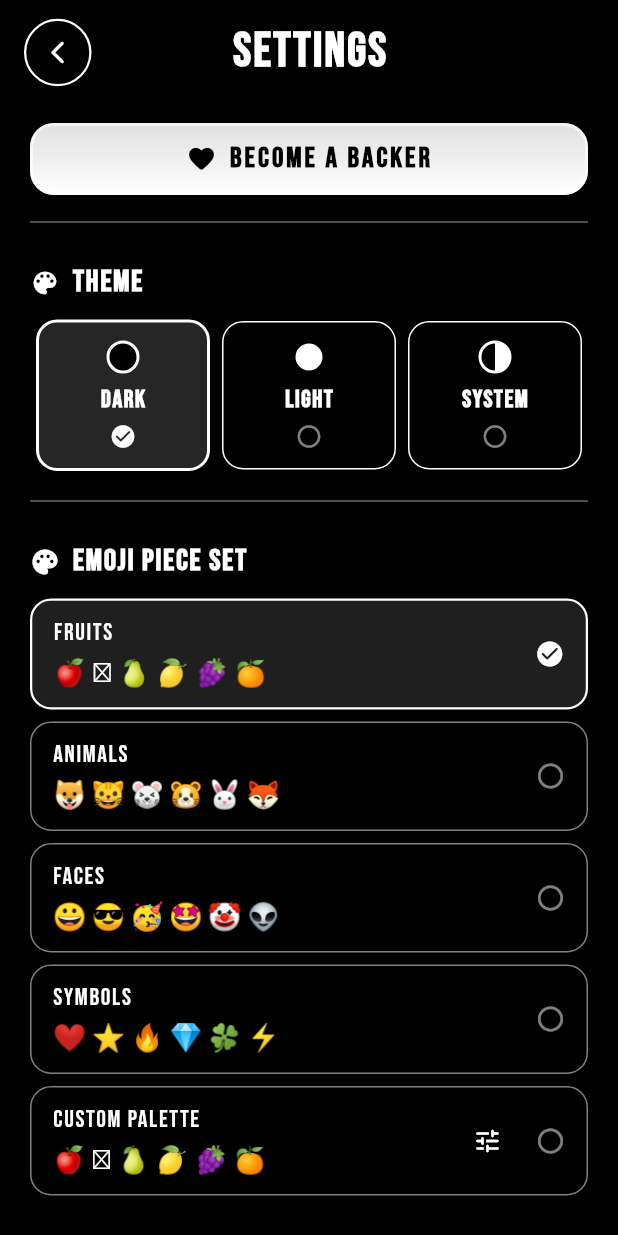
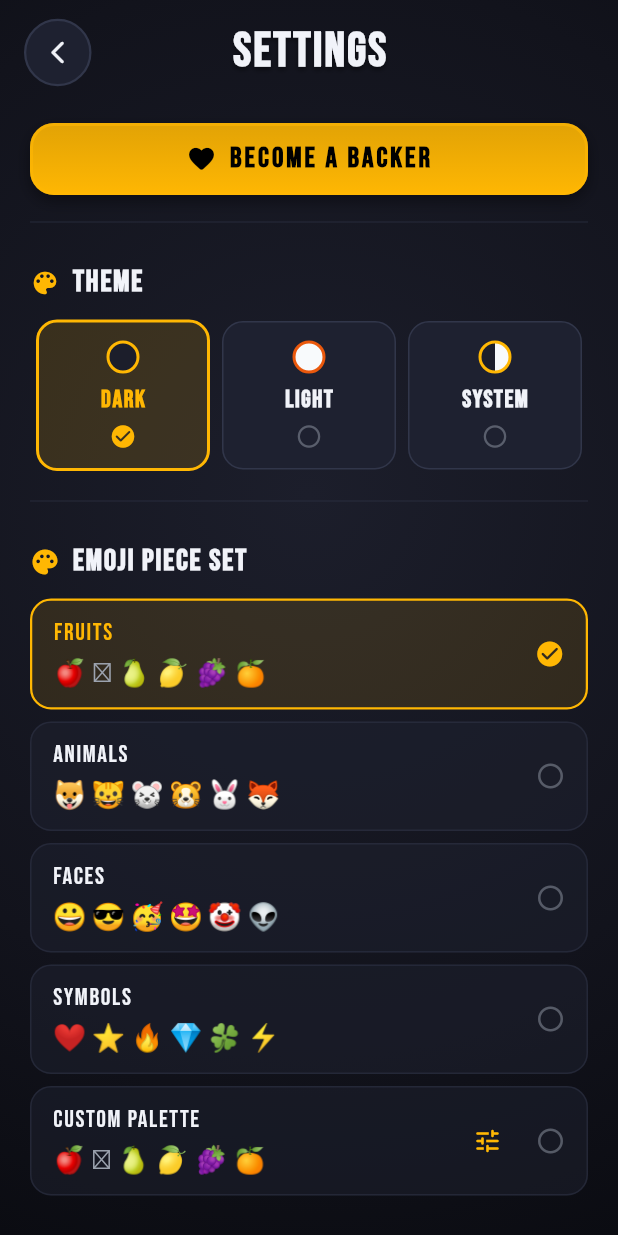
Before and after one commit to sidhant947/Match3, a Flutter app: the SettingsView screen opened directly, on a phone screen of 412 x 824 dp. Run offline on Flutter 3.47's test engine with Material 3 defaults, Android fonts, the phone set to English and light mode, and no system bars; our stand-ins replace flutter_riverpod, hive, hive_flutter; missing offline and left inert: flame, flame_audio; accounts and stored records are empty.

Commit message:
Update V1.0.12 , Added #23

```diff
--- a/lib/data/repositories/progress_repository.dart
+++ b/lib/data/repositories/progress_repository.dart
@@ -93,6 +93,17 @@ class ProgressRepository extends ChangeNotifier {
 
   Future<void> setDisableEndOfLevelAnimation(bool disabled) => setDisableEndOfLevelActivity(disabled);
 
+  Future<void> setSkipLevelEnabled(bool enabled) async {
+    final current = await getProgress();
+    await saveProgress(current.copyWith(skipLevelEnabled: enabled));
+  }
+
+  Future<void> skipLevel(int levelNumber) async {
+    final current = await getProgress();
+    final updated = current.skipLevel(levelNumber);
+    await saveProgress(updated);
+  }
+
   Future<void> resetProgress() async {
     _cachedProgress = const UserProgress();
     await saveProgress(_cachedProgress!);
--- a/lib/data/services/user_progress_adapter.dart
+++ b/lib/data/services/user_progress_adapter.dart
@@ -44,12 +44,13 @@ class UserProgressAdapter extends TypeAdapter<UserProgress> {
       colorBombEmoji: fields[11] as String? ?? '🍭',
       disableTimedChallenges: fields[12] as bool? ?? false,
       disableEndOfLevelActivity: fields[13] as bool? ?? true,
+      skipLevelEnabled: fields[14] as bool? ?? false,
     );
   }
 
   @override
   void write(BinaryWriter writer, UserProgress obj) {
-    writer.writeByte(14);
+    writer.writeByte(15);
     writer.writeByte(0);
     writer.write(obj.currentLevel);
     writer.writeByte(1);
@@ -78,5 +79,7 @@ class UserProgressAdapter extends TypeAdapter<UserProgress> {
     writer.write(obj.disableTimedChallenges);
     writer.writeByte(13);
     writer.write(obj.disableEndOfLevelActivity);
+    writer.writeByte(14);
+    writer.write(obj.skipLevelEnabled);
   }
 }
--- a/lib/domain/models/user_progress.dart
+++ b/lib/domain/models/user_progress.dart
@@ -17,6 +17,7 @@ class UserProgress {
     this.colorBombEmoji = '🍭',
     this.disableTimedChallenges = false,
     this.disableEndOfLevelActivity = true,
+    this.skipLevelEnabled = false,
   });
 
   final int currentLevel;
@@ -33,6 +34,7 @@ class UserProgress {
   final String colorBombEmoji;
   final bool disableTimedChallenges;
   final bool disableEndOfLevelActivity;
+  final bool skipLevelEnabled;
 
   bool get disableEndOfLevelAnimation => disableEndOfLevelActivity;
 
@@ -66,6 +68,7 @@ class UserProgress {
     bool? disableTimedChallenges,
     bool? disableEndOfLevelActivity,
     bool? disableEndOfLevelAnimation,
+    bool? skipLevelEnabled,
   }) {
     return UserProgress(
       currentLevel: currentLevel ?? this.currentLevel,
@@ -82,6 +85,7 @@ class UserProgress {
       colorBombEmoji: colorBombEmoji ?? this.colorBombEmoji,
       disableTimedChallenges: disableTimedChallenges ?? this.disableTimedChallenges,
       disableEndOfLevelActivity: disableEndOfLevelActivity ?? disableEndOfLevelAnimation ?? this.disableEndOfLevelActivity,
+      skipLevelEnabled: skipLevelEnabled ?? this.skipLevelEnabled,
     );
   }
 
@@ -104,4 +108,11 @@ class UserProgress {
       levelStars: updatedStars,
     );
   }
+
+  UserProgress skipLevel(int level) {
+    return copyWith(
+      currentLevel: level >= currentLevel ? level + 1 : currentLevel,
+      highestLevelCompleted: level > highestLevelCompleted ? level : highestLevelCompleted,
+    );
+  }
 }
--- a/lib/ui/core/theme/app_colors.dart
+++ b/lib/ui/core/theme/app_colors.dart
@@ -3,20 +3,20 @@ import 'package:flutter/material.dart';
 class AppColors {
   AppColors._();
 
-  static const Color charcoal = Color(0xFF000000);
-  static const Color darkCharcoal = Color(0xFF000000);
-  static const Color charcoalSurface = Color(0xFF000000);
-  static const Color charcoalElevated = Color(0xFF000000);
-  static const Color borderCharcoal = Color(0xFFFFFFFF);
+  static const Color charcoal = Color(0xFF12131A);
+  static const Color darkCharcoal = Color(0xFF0C0D13);
+  static const Color charcoalSurface = Color(0xFF1E202C);
+  static const Color charcoalElevated = Color(0xFF262938);
+  static const Color borderCharcoal = Color(0xFF333748);
 
-  static const Color yellowCta = Color(0xFFFFD13B);
+  static const Color yellowCta = Color(0xFFFFB703);
   static const Color orangeAccent = Color(0xFFFF8523);
   static const Color redAccent = Color(0xFFFF4D4D);
   static const Color greenAccent = Color(0xFF4ECCA3);
 
-  static const Color headingDark = Color(0xFFFFFFFF);
-  static const Color subtext = Color(0xFFFFFFFF);
-  static const Color textMuted = Color(0xFFFFFFFF);
-  static const Color bg = Color(0xFF000000);
-  static const Color surface = Color(0xFF000000);
+  static const Color headingDark = Color(0xFFF3F4F8);
+  static const Color subtext = Color(0xFF9CA3AF);
+  static const Color textMuted = Color(0xFF6B7280);
+  static const Color bg = Color(0xFF12131A);
+  static const Color surface = Color(0xFF1E202C);
 }
--- a/lib/ui/core/theme/app_theme.dart
+++ b/lib/ui/core/theme/app_theme.dart
@@ -71,7 +71,7 @@ class AppTheme {
     fontFamily: 'BebasNeue',
     pageTransitionsTheme: _noTransitionTheme,
     brightness: Brightness.light,
-    scaffoldBackgroundColor: Colors.white,
+    scaffoldBackgroundColor: const Color(0xFFF8FAFC),
     appBarTheme: const AppBarTheme(
       backgroundColor: Colors.transparent,
       elevation: 0,
@@ -80,27 +80,27 @@ class AppTheme {
         fontFamily: 'BebasNeue',
         fontSize: 26,
         fontWeight: FontWeight.w900,
-        color: Colors.black,
+        color: Color(0xFF0F172A),
         letterSpacing: 1.0,
       ),
-      iconTheme: IconThemeData(color: Colors.black),
+      iconTheme: IconThemeData(color: Color(0xFF0F172A)),
     ),
     dividerTheme: const DividerThemeData(
-      color: Colors.black,
+      color: Color(0xFFCBD5E1),
       thickness: 1,
     ),
     textTheme: const TextTheme(
-      displayLarge: TextStyle(fontFamily: 'BebasNeue', color: Colors.black, letterSpacing: -0.5),
-      displayMedium: TextStyle(fontFamily: 'BebasNeue', color: Colors.black, letterSpacing: -0.5),
-      displaySmall: TextStyle(fontFamily: 'BebasNeue', color: Colors.black, letterSpacing: -0.5),
-      headlineLarge: TextStyle(fontFamily: 'BebasNeue', color: Colors.black, letterSpacing: -0.5),
-      headlineMedium: TextStyle(fontFamily: 'BebasNeue', color: Colors.black, letterSpacing: -0.5),
-      headlineSmall: TextStyle(fontFamily: 'BebasNeue', color: Colors.black, letterSpacing: -0.5),
-      titleLarge: TextStyle(fontFamily: 'BebasNeue', color: Colors.black, letterSpacing: 0.5),
-      titleMedium: TextStyle(fontFamily: 'BebasNeue', color: Colors.black, letterSpacing: 0.5),
-      bodyLarge: TextStyle(fontFamily: 'BebasNeue', color: Colors.black, fontWeight: FontWeight.w500),
-      bodyMedium: TextStyle(fontFamily: 'BebasNeue', color: Colors.black, fontWeight: FontWeight.normal),
-      labelLarge: TextStyle(fontFamily: 'BebasNeue', color: Colors.black, fontWeight: FontWeight.bold),
+      displayLarge: TextStyle(fontFamily: 'BebasNeue', color: Color(0xFF0F172A), letterSpacing: -0.5),
+      displayMedium: TextStyle(fontFamily: 'BebasNeue', color: Color(0xFF0F172A), letterSpacing: -0.5),
+      displaySmall: TextStyle(fontFamily: 'BebasNeue', color: Color(0xFF0F172A), letterSpacing: -0.5),
+      headlineLarge: TextStyle(fontFamily: 'BebasNeue', color: Color(0xFF0F172A), letterSpacing: -0.5),
+      headlineMedium: TextStyle(fontFamily: 'BebasNeue', color: Color(0xFF0F172A), letterSpacing: -0.5),
+      headlineSmall: TextStyle(fontFamily: 'BebasNeue', color: Color(0xFF0F172A), letterSpacing: -0.5),
+      titleLarge: TextStyle(fontFamily: 'BebasNeue', color: Color(0xFF0F172A), letterSpacing: 0.5),
+      titleMedium: TextStyle(fontFamily: 'BebasNeue', color: Color(0xFF0F172A), letterSpacing: 0.5),
+      bodyLarge: TextStyle(fontFamily: 'BebasNeue', color: Color(0xFF0F172A), fontWeight: FontWeight.w500),
+      bodyMedium: TextStyle(fontFamily: 'BebasNeue', color: Color(0xFF64748B), fontWeight: FontWeight.normal),
+      labelLarge: TextStyle(fontFamily: 'BebasNeue', color: Color(0xFF0F172A), fontWeight: FontWeight.bold),
     ),
   );
 }
--- a/lib/ui/core/theme/app_theme_skin.dart
+++ b/lib/ui/core/theme/app_theme_skin.dart
@@ -32,30 +32,30 @@ class AppThemeSkin {
   static const AppThemeSkin darkSkin = AppThemeSkin(
     id: 'dark',
     name: 'Dark',
-    bgGradientStart: Color(0xFF000000),
-    bgGradientMiddle: Color(0xFF000000),
-    bgGradientEnd: Color(0xFF000000),
-    cardBg: Color(0xFF000000),
-    cardBorder: Color(0xFFFFFFFF),
-    primaryAccent: Color(0xFFFFFFFF),
-    textPrimary: Color(0xFFFFFFFF),
-    textSecondary: Color(0xFFFFFFFF),
-    surfaceDark: Color(0xFF000000),
+    bgGradientStart: Color(0xFF1C1E2B),
+    bgGradientMiddle: Color(0xFF12131C),
+    bgGradientEnd: Color(0xFF0B0C12),
+    cardBg: Color(0xFF1E2130),
+    cardBorder: Color(0xFF31364A),
+    primaryAccent: Color(0xFFFFB703),
+    textPrimary: Color(0xFFF1F3F9),
+    textSecondary: Color(0xFF949BA8),
+    surfaceDark: Color(0xFF151722),
     brightness: Brightness.dark,
   );
 
   static const AppThemeSkin lightSkin = AppThemeSkin(
     id: 'light',
     name: 'Light',
-    bgGradientStart: Color(0xFFFFFFFF),
-    bgGradientMiddle: Color(0xFFFFFFFF),
-    bgGradientEnd: Color(0xFFFFFFFF),
+    bgGradientStart: Color(0xFFF8FAFC),
+    bgGradientMiddle: Color(0xFFEDF2F7),
+    bgGradientEnd: Color(0xFFE2E8F0),
     cardBg: Color(0xFFFFFFFF),
-    cardBorder: Color(0xFF000000),
-    primaryAccent: Color(0xFF000000),
-    textPrimary: Color(0xFF000000),
-    textSecondary: Color(0xFF000000),
-    surfaceDark: Color(0xFFFFFFFF),
+    cardBorder: Color(0xFFCBD5E1),
+    primaryAccent: Color(0xFFEA580C),
+    textPrimary: Color(0xFF0F172A),
+    textSecondary: Color(0xFF64748B),
+    surfaceDark: Color(0xFFF1F5F9),
     brightness: Brightness.light,
   );
 
--- a/lib/ui/features/game/view_models/game_view_model.dart
+++ b/lib/ui/features/game/view_models/game_view_model.dart
@@ -47,6 +47,16 @@ class GameViewModel extends ChangeNotifier {
     _hintTimer?.cancel();
     _timeAttackTimer?.cancel();
     super.dispose();
+  }
+
+  Future<void> skipLevel() async {
+    await progressRepository.skipLevel(_state.levelNumber);
+    await initGame(
+      level: _state.levelNumber + 1,
+      isZenMode: _isZenMode,
+      isTimeAttack: _isTimeAttack,
+      isTwistMode: _isTwistMode,
+    );
   }
 
   Future<void> initGame({int level = 1, bool isZenMode = false, bool isTimeAttack = false, bool isTwistMode = false}) async {
--- a/lib/ui/features/game/views/game_view.dart
+++ b/lib/ui/features/game/views/game_view.dart
@@ -59,6 +59,7 @@ class _GameViewState extends ConsumerState<GameView> {
   @override
   Widget build(BuildContext context) {
     final theme = ref.watch(activeThemeSkinProvider);
+    _game.themeSkin = theme;
     return PopScope(
       canPop: false,
       onPopInvokedWithResult: (didPop, result) {
@@ -427,6 +428,7 @@ class _GameViewState extends ConsumerState<GameView> {
                       isWin: widget.isTimeAttack ? true : isWin,
                       currentLevel: state.levelNumber,
                       theme: theme,
+                      skipLevelEnabled: _viewModel.progressRepository.cachedProgress.skipLevelEnabled,
                     ),
                 ],
               );
@@ -594,6 +596,7 @@ class _GameViewState extends ConsumerState<GameView> {
     required bool isWin,
     required int currentLevel,
     required AppThemeSkin theme,
+    required bool skipLevelEnabled,
   }) {
     final config = _viewModel.state.levelConfig;
     final reward = config?.reward;
@@ -614,8 +617,8 @@ class _GameViewState extends ConsumerState<GameView> {
               ),
               borderRadius: BorderRadius.circular(24),
               border: Border.all(
-                color: isWin ? theme.primaryAccent : const Color(0xFFFF4D4D),
-                width: 3.0,
+                color: isWin ? theme.cardBorder : const Color(0xFFFF4D4D),
+                width: 1.5,
               ),
               boxShadow: [
                 BoxShadow(
@@ -692,7 +695,7 @@ class _GameViewState extends ConsumerState<GameView> {
                     decoration: BoxDecoration(
                       color: theme.surfaceDark,
                       borderRadius: BorderRadius.circular(12),
-                      border: Border.all(color: theme.primaryAccent, width: 1.2),
+                      border: Border.all(color: theme.cardBorder, width: 1.2),
                     ),
                     child: Row(
                       mainAxisSize: MainAxisSize.min,
@@ -757,7 +760,7 @@ class _GameViewState extends ConsumerState<GameView> {
                       _viewModel.initGame(level: currentLevel + 1);
                     },
                   )
-                else
+                else ...[
                   TangibleButton(
                     text: 'TRY AGAIN',
                     height: 44,
@@ -765,6 +768,15 @@ class _GameViewState extends ConsumerState<GameView> {
                       _viewModel.initGame(level: currentLevel);
                     },
                   ),
+                  if (skipLevelEnabled) ...[
+                    const SizedBox(height: 10),
+                    TangibleButton(
+                      text: 'SKIP LEVEL',
+                      height: 44,
+                      onPressed: _viewModel.skipLevel,
+                    ),
+                  ],
+                ],
                 const SizedBox(height: 10),
                 TangibleButton(
                   text: 'HOME',
--- a/lib/ui/features/settings/views/settings_view.dart
+++ b/lib/ui/features/settings/views/settings_view.dart
@@ -88,9 +88,9 @@ class SettingsView extends ConsumerWidget {
         height: 22,
         decoration: BoxDecoration(
           shape: BoxShape.circle,
-          color: Colors.black,
+          color: const Color(0xFF1C1E2B),
           border: Border.all(
-            color: Colors.white,
+            color: const Color(0xFFFFB703),
             width: 2,
           ),
         ),
@@ -101,9 +101,9 @@ class SettingsView extends ConsumerWidget {
         height: 22,
         decoration: BoxDecoration(
           shape: BoxShape.circle,
-          color: Colors.white,
+          color: const Color(0xFFF8FAFC),
           border: Border.all(
-            color: Colors.black,
+            color: const Color(0xFFEA580C),
             width: 2,
           ),
         ),
@@ -115,7 +115,7 @@ class SettingsView extends ConsumerWidget {
         decoration: BoxDecoration(
           shape: BoxShape.circle,
           gradient: const LinearGradient(
-            colors: [Colors.black, Colors.black, Colors.white, Colors.white],
+            colors: [Color(0xFF1C1E2B), Color(0xFF1C1E2B), Color(0xFFF8FAFC), Color(0xFFF8FAFC)],
             stops: [0.0, 0.5, 0.5, 1.0],
           ),
           border: Border.all(
@@ -339,6 +339,7 @@ class SettingsView extends ConsumerWidget {
     final twistLimiterEnabled = progress.twistLimiterEnabled;
     final disableTimedChallenges = progress.disableTimedChallenges;
     final disableEndOfLevelActivity = progress.disableEndOfLevelActivity;
+    final skipLevelEnabled = progress.skipLevelEnabled;
     final crateEmoji = progress.crateEmoji;
     final colorBombEmoji = progress.colorBombEmoji;
     final currentPreset = progress.emojiPreset;
@@ -659,6 +660,17 @@ class SettingsView extends ConsumerWidget {
                         },
                         theme: theme,
                       ),
+                      _settingToggleRow(
+                        icon: Icons.skip_next_rounded,
+                        title: 'ENABLE SKIP LEVEL BUTTON',
+                        subtitle: 'Show skip level button on level fail',
+                        value: skipLevelEnabled,
+                        onChanged: (val) {
+                          if (val) HapticService.lightImpact();
+                          progressRepo.setSkipLevelEnabled(val);
+                        },
+                        theme: theme,
+                      ),
                       const SizedBox(height: 24),
                     ],
                   ),
--- a/pubspec.yaml
+++ b/pubspec.yaml
@@ -16,7 +16,7 @@ publish_to: 'none' # Remove this line if you wish to publish to pub.dev
 # https://developer.apple.com/library/archive/documentation/General/Reference/InfoPlistKeyReference/Articles/CoreFoundationKeys.html
 # In Windows, build-name is used as the major, minor, and patch parts
 # of the product and file versions while build-number is used as the build suffix.
-version: 1.0.11+12
+version: 1.0.12+13
 
 environment:
   sdk: ^3.12.2
```
